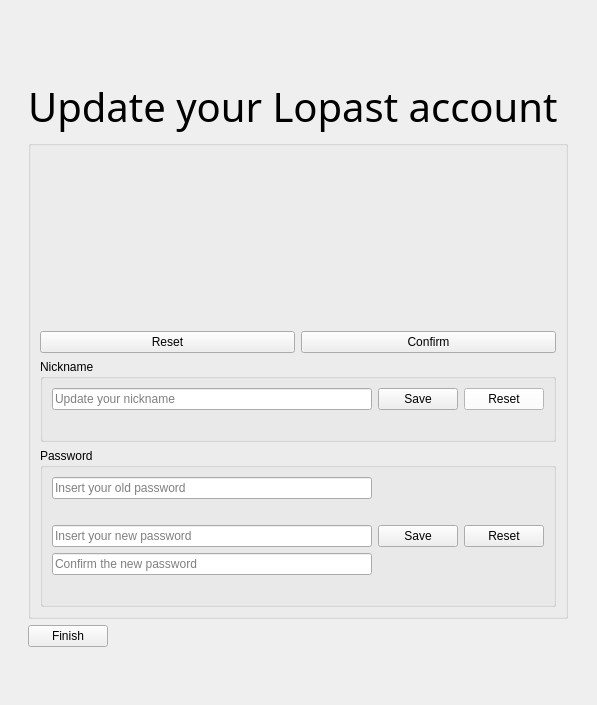
Before: the Qt Designer form Client/modify.ui in PolitoTeam/Scriba, drawn with Qt 5.
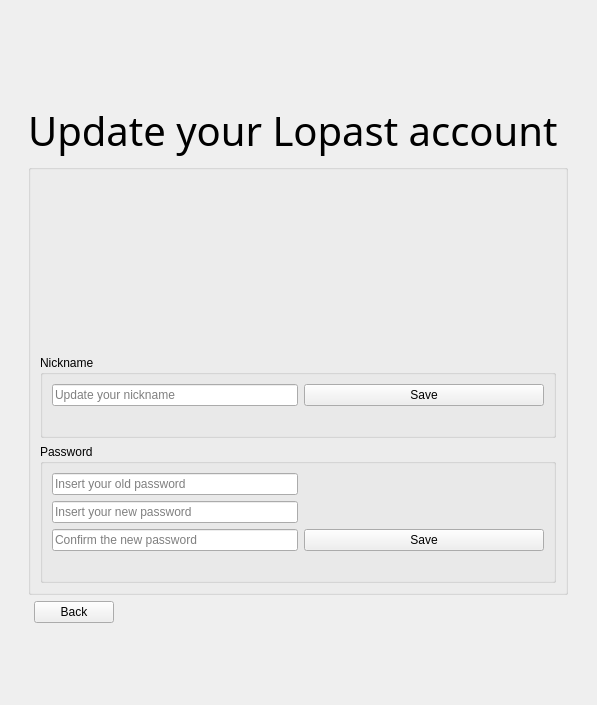
After: the same form once the commit is applied. Icons and pictures are not drawn. Custom widgets are drawn as their Qt base class.

The edit to the form file:
```diff
--- a/Client/modify.ui
+++ b/Client/modify.ui
@@ -16,7 +16,7 @@
   <layout class="QGridLayout" name="gridLayout_2">
    <item row="0" column="0">
     <layout class="QGridLayout" name="gridLayout">
-     <item row="3" column="1" colspan="2">
+     <item row="3" column="2" colspan="3">
       <widget class="QGroupBox" name="groupBox">
        <property name="sizePolicy">
         <sizepolicy hsizetype="Expanding" vsizetype="Expanding">
@@ -58,27 +58,6 @@
             </property>
            </widget>
           </item>
-          <item>
-           <layout class="QHBoxLayout" name="horizontalLayout">
-            <item>
-             <widget class="QPushButton" name="t_pushButtonResetPhoto">
-              <property name="text">
-               <string>Reset</string>
-              </property>
-             </widget>
-            </item>
-            <item>
-             <widget class="QPushButton" name="pushButtonSavephoto">
-              <property name="styleSheet">
-               <string notr="true"/>
-              </property>
-              <property name="text">
-               <string>Confirm</string>
-              </property>
-             </widget>
-            </item>
-           </layout>
-          </item>
          </layout>
         </item>
         <item>
@@ -91,6 +70,12 @@
             <layout class="QHBoxLayout" name="horizontalLayout_3">
              <item>
               <widget class="QLineEdit" name="lineEditNickname">
+               <property name="maximumSize">
+                <size>
+                 <width>246</width>
+                 <height>16777215</height>
+                </size>
+               </property>
                <property name="styleSheet">
                 <string notr="true"/>
                </property>
@@ -117,22 +102,6 @@
                </property>
               </widget>
              </item>
-             <item>
-              <widget class="QPushButton" name="t_pushButtonResetNickname">
-               <property name="styleSheet">
-                <string notr="true">background-color: rgb(255, 255, 255);</string>
-               </property>
-               <property name="text">
-                <string>Reset</string>
-               </property>
-               <property name="autoDefault">
-                <bool>true</bool>
-               </property>
-               <property name="default">
-                <bool>false</bool>
-               </property>
-              </widget>
-             </item>
             </layout>
            </item>
            <item>
@@ -158,39 +127,34 @@
            <item>
             <layout class="QHBoxLayout" name="passwords">
              <item>
-              <layout class="QVBoxLayout" name="newpassword"/>
-             </item>
-             <item>
-              <layout class="QVBoxLayout" name="oldpassword">
-               <item>
-                <widget class="QLineEdit" name="lineEditOldPass">
-                 <property name="styleSheet">
-                  <string notr="true"/>
+              <layout class="QGridLayout" name="gridLayout_4">
+               <item row="1" column="1" alignment="Qt::AlignHCenter">
+                <widget class="QLabel" name="icon_old_pass">
+                 <property name="maximumSize">
+                  <size>
+                   <width>20</width>
+                   <height>20</height>
+                  </size>
                  </property>
                  <property name="text">
                   <string/>
                  </property>
-                 <property name="echoMode">
-                  <enum>QLineEdit::Password</enum>
+                 <property name="pixmap">
+                  <pixmap resource="client.qrc">:/images/warning.png</pixmap>
                  </property>
-                 <property name="placeholderText">
-                  <string>Insert your old password</string>
+                 <property name="scaledContents">
+                  <bool>true</bool>
                  </property>
                 </widget>
                </item>
-               <item>
-                <widget class="QLabel" name="labelInfoPass">
-                 <property name="styleSheet">
-                  <string notr="true">color:red;
-font-style:italic;</string>
-                 </property>
-                 <property name="text">
-                  <string/>
-                 </property>
-                </widget>
-               </item>
-               <item>
+               <item row="2" column="0">
                 <widget class="QLineEdit" name="lineEditNewPass">
+                 <property name="maximumSize">
+                  <size>
+                   <width>246</width>
+                   <height>16777215</height>
+                  </size>
+                 </property>
                  <property name="echoMode">
                   <enum>QLineEdit::Password</enum>
                  </property>
@@ -199,8 +163,89 @@
                  </property>
                 </widget>
                </item>
-               <item>
+               <item row="9" column="0" colspan="2">
+                <layout class="QHBoxLayout" name="horizontalLayout_5">
+                 <item alignment="Qt::AlignVCenter">
+                  <widget class="QLabel" name="icon_error_pass">
+                   <property name="maximumSize">
+                    <size>
+                     <width>15</width>
+                     <height>15</height>
+                    </size>
+                   </property>
+                   <property name="text">
+                    <string/>
+                   </property>
+                   <property name="pixmap">
+                    <pixmap resource="client.qrc">:/images/warning.png</pixmap>
+                   </property>
+                   <property name="scaledContents">
+                    <bool>true</bool>
+                   </property>
+                  </widget>
+                 </item>
+                 <item alignment="Qt::AlignVCenter">
+                  <widget class="QLabel" name="labelInfoPass">
+                   <property name="styleSheet">
+                    <string notr="true">color:red;
+font-style:italic;</string>
+                   </property>
+                   <property name="text">
+                    <string/>
+                   </property>
+                  </widget>
+                 </item>
+                </layout>
+               </item>
+               <item row="1" column="0">
+                <widget class="QLineEdit" name="lineEditOldPass">
+                 <property name="maximumSize">
+                  <size>
+                   <width>246</width>
+                   <height>16777215</height>
+                  </size>
+                 </property>
+                 <property name="styleSheet">
+                  <string notr="true"/>
+                 </property>
+                 <property name="text">
+                  <string/>
+                 </property>
+                 <property name="echoMode">
+                  <enum>QLineEdit::Password</enum>
+                 </property>
+                 <property name="placeholderText">
+                  <string>Insert your old password</string>
+                 </property>
+                </widget>
+               </item>
+               <item row="2" column="1" alignment="Qt::AlignHCenter">
+                <widget class="QLabel" name="icon_new_pass">
+                 <property name="maximumSize">
+                  <size>
+                   <width>20</width>
+                   <height>20</height>
+                  </size>
+                 </property>
+                 <property name="text">
+                  <string/>
+                 </property>
+                 <property name="pixmap">
+                  <pixmap resource="client.qrc">:/images/warning.png</pixmap>
+                 </property>
+                 <property name="scaledContents">
+                  <bool>true</bool>
+                 </property>
+                </widget>
+               </item>
+               <item row="3" column="0">
                 <widget class="QLineEdit" name="lineEditConfirmPass">
+                 <property name="maximumSize">
+                  <size>
+                   <width>246</width>
+                   <height>16777215</height>
+                  </size>
+                 </property>
                  <property name="echoMode">
                   <enum>QLineEdit::Password</enum>
                  </property>
@@ -209,18 +254,7 @@
                  </property>
                 </widget>
                </item>
-               <item>
-                <widget class="QLabel" name="labelInfoOldPassword">
-                 <property name="text">
-                  <string/>
-                 </property>
-                </widget>
-               </item>
-              </layout>
-             </item>
-             <item>
-              <layout class="QHBoxLayout" name="horizontalLayout_2">
-               <item>
+               <item row="3" column="1">
                 <widget class="QPushButton" name="pushButtonSavePassword">
                  <property name="styleSheet">
                   <string notr="true"/>
@@ -230,13 +264,6 @@
                  </property>
                 </widget>
                </item>
-               <item>
-                <widget class="QPushButton" name="t_pushButtonCancel">
-                 <property name="text">
-                  <string>Reset</string>
-                 </property>
-                </widget>
-               </item>
               </layout>
              </item>
             </layout>
@@ -260,7 +287,7 @@
        </property>
       </spacer>
      </item>
-     <item row="0" column="1" colspan="2">
+     <item row="0" column="2" colspan="3">
       <spacer name="verticalSpacer_4">
        <property name="orientation">
         <enum>Qt::Vertical</enum>
@@ -273,7 +300,7 @@
        </property>
       </spacer>
      </item>
-     <item row="2" column="1" colspan="2">
+     <item row="2" column="2" colspan="3">
       <widget class="QLabel" name="label_2">
        <property name="font">
         <font>
@@ -289,7 +316,7 @@
        </property>
       </widget>
      </item>
-     <item row="3" column="3">
+     <item row="3" column="5">
       <spacer name="horizontalSpacer_2">
        <property name="orientation">
         <enum>Qt::Horizontal</enum>
@@ -302,7 +329,20 @@
        </property>
       </spacer>
      </item>
-     <item row="5" column="1" colspan="2">
+     <item row="4" column="4">
+      <spacer name="horizontalSpacer_3">
+       <property name="orientation">
+        <enum>Qt::Horizontal</enum>
+       </property>
+       <property name="sizeHint" stdset="0">
+        <size>
+         <width>40</width>
+         <height>20</height>
+        </size>
+       </property>
+      </spacer>
+     </item>
+     <item row="5" column="2" colspan="3">
       <spacer name="verticalSpacer_3">
        <property name="orientation">
         <enum>Qt::Vertical</enum>
@@ -315,7 +355,7 @@
        </property>
       </spacer>
      </item>
-     <item row="1" column="1" colspan="2" alignment="Qt::AlignHCenter">
+     <item row="1" column="2" colspan="3" alignment="Qt::AlignHCenter">
       <widget class="QLabel" name="label">
        <property name="maximumSize">
         <size>
@@ -334,25 +374,19 @@
        </property>
       </widget>
      </item>
-     <item row="4" column="1">
-      <widget class="QPushButton" name="t_pushButtonFinish">
-       <property name="text">
-        <string>Finish</string>
-       </property>
-      </widget>
-     </item>
-     <item row="4" column="2">
-      <spacer name="horizontalSpacer_3">
-       <property name="orientation">
-        <enum>Qt::Horizontal</enum>
-       </property>
-       <property name="sizeHint" stdset="0">
-        <size>
-         <width>40</width>
-         <height>20</height>
-        </size>
-       </property>
-      </spacer>
+     <item row="4" column="3">
+      <layout class="QHBoxLayout" name="horizontalLayout_2">
+       <item>
+        <widget class="QPushButton" name="t_pushButtonFinish">
+         <property name="cursor">
+          <cursorShape>PointingHandCursor</cursorShape>
+         </property>
+         <property name="text">
+          <string>Back</string>
+         </property>
+        </widget>
+       </item>
+      </layout>
      </item>
     </layout>
    </item>
```
Left out of the diff: 6 changed lines with no effect on the pictures.
